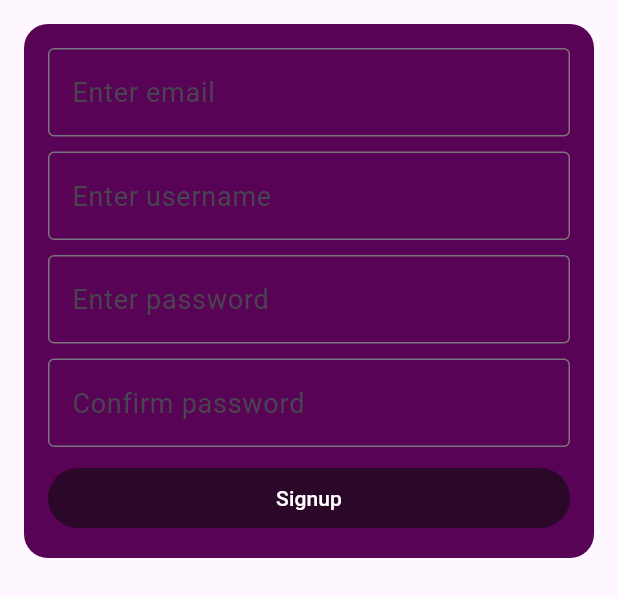
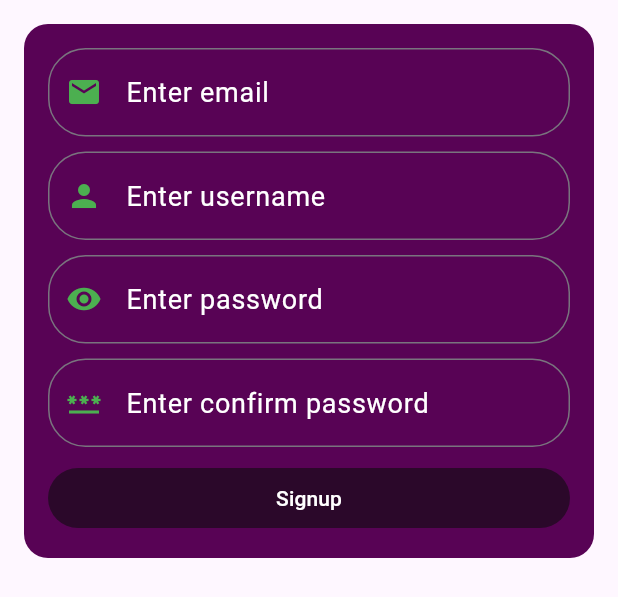
Before and after one commit to Uday-kiran9147/Traveller, a Flutter app: the SignupForm widget shown alone on an empty page, opened directly with empty values, on a phone screen of 412 x 824 dp. Shown: the top 597 px of the screen. Run offline on Flutter 3.47's test engine with Material 2 defaults, Android fonts, the light colour scheme and no system bars; our stand-ins replace animated_text_kit, bloc, cloud_firestore, equatable, firebase_auth, firebase_core and 9 more; accounts and stored records are empty; network calls fail; Roboto replaces fonts that are missing (roboto).

Commit message:
removed boilerplate code for Auth InputFields

```diff
--- a/lib/presentation/pages/auth/ui/widgets/loginform.dart
+++ b/lib/presentation/pages/auth/ui/widgets/loginform.dart
@@ -1,6 +1,7 @@
 // ignore_for_file: public_member_api_docs, sort_constructors_first
 import 'package:flutter/material.dart';
 import 'package:flutter_bloc/flutter_bloc.dart';
+
 import 'package:traveler/domain/usecases/reset_password.dart';
 import 'package:traveler/presentation/pages/auth/cubit/auth_cubit_cubit.dart';
 
@@ -35,22 +36,9 @@ class _LoginFormState extends State<LoginForm> {
         shrinkWrap: true,
         padding: const EdgeInsets.all(16.0),
         children: <Widget>[
-          TextField(
-            controller: _emailController,
-            decoration: const InputDecoration(
-              hintText: "Enter email",
-              border: OutlineInputBorder(),
-            ),
-          ),
+          TextFieldCustom(controller: _emailController,hint:"Enter email",icon: Icons.email,),
           const SizedBox(height: 10.0),
-          TextField(
-            controller: _passwordController,
-            obscureText: true,
-            decoration: const InputDecoration(
-              hintText: "Enter password",
-              border: OutlineInputBorder(),
-            ),
-          ),
+          TextFieldCustom(controller: _passwordController,hint:"Enter password",icon: Icons.lock,),
           const SizedBox(height: 10.0),
           ElevatedButton(
             style: ElevatedButton.styleFrom(
@@ -65,7 +53,6 @@ class _LoginFormState extends State<LoginForm> {
             onPressed: () async {
               BlocProvider.of<AuthCubitCubit>(context).authLoginEvent(
                   _emailController.text, _passwordController.text);
-              print("function called");
             },
           ),
           TextButton(
@@ -74,20 +61,14 @@ class _LoginFormState extends State<LoginForm> {
                   showresetfield = !showresetfield;
                 });
               },
-              child: const Text("Forgot Password?")),
+              child: const Text("Forgot Password?",style: TextStyle(color: Colors.orange),)),
           showresetfield
               ? Column(
                   children: [
-                    TextField(
-                      controller: _resetEmailController,
-                      decoration: const InputDecoration(
-                        hintText: "Enter reset-email",
-                        border: OutlineInputBorder(),
-                      ),
-                    ),
+          TextFieldCustom(controller: _resetEmailController,hint:"Enter reset-email",icon: Icons.restore,),
                     ElevatedButton(
                         style: ElevatedButton.styleFrom(
-                          backgroundColor: Colors.red,
+                          backgroundColor: Colors.green,
                           foregroundColor: Colors.white,
                           elevation: 0,
                           shape: RoundedRectangleBorder(
@@ -99,7 +80,7 @@ class _LoginFormState extends State<LoginForm> {
                           ResetPassword resetPassword =
                               ResetPassword(_resetEmailController.text);
                           resetPassword.resetPassword();
-                          print("Password reset link sent to your email");
+                          // print("Password reset link sent to your email");
                         })
                   ],
                 )
@@ -109,3 +90,29 @@ class _LoginFormState extends State<LoginForm> {
     );
   }
 }
+
+class TextFieldCustom extends StatelessWidget {
+
+  final TextEditingController controller;
+  final String hint;
+  final IconData icon;
+  final bool obscureText;
+  const TextFieldCustom({
+    Key? key,
+    this.obscureText=false,
+    required this.controller,
+    required this.hint,
+    required this.icon,
+  }) : super(key: key);
+
+  @override
+  Widget build(BuildContext context) {
+    return TextField(obscureText:obscureText ,
+      controller: controller,
+      decoration:  InputDecoration(prefixIcon: Icon(icon,color: Colors.green,),
+        hintText: hint,hintStyle:const TextStyle(color: Colors.white,),
+        border:const OutlineInputBorder(borderRadius: BorderRadius.all(Radius.circular(25.0))),
+      ),
+    );
+  }
+}
--- a/lib/presentation/pages/auth/ui/widgets/signinform.dart
+++ b/lib/presentation/pages/auth/ui/widgets/signinform.dart
@@ -2,6 +2,7 @@
 import 'package:flutter/material.dart';
 import 'package:flutter_bloc/flutter_bloc.dart';
 import 'package:traveler/presentation/pages/auth/cubit/auth_cubit_cubit.dart';
+import 'package:traveler/presentation/pages/auth/ui/widgets/loginform.dart';
 import 'package:traveler/presentation/widgets/snackbars.dart';
 
 class SignupForm extends StatefulWidget {
@@ -44,39 +45,13 @@ class _SignupFormState extends State<SignupForm> {
         shrinkWrap: true,
         padding: const EdgeInsets.all(16.0),
         children: <Widget>[
-          TextField(
-            controller: _emailController,
-            decoration: const InputDecoration(
-              hintText: "Enter email",
-              border: OutlineInputBorder(),
-            ),
-          ),
+          TextFieldCustom(controller: _emailController, hint: 'Enter email', icon: Icons.email),
           const SizedBox(height: 10.0),
-          TextField(
-            controller: _userNameController,
-            decoration: const InputDecoration(
-              hintText: "Enter username",
-              border: OutlineInputBorder(),
-            ),
-          ),
+          TextFieldCustom(controller: _userNameController,hint: "Enter username",icon: Icons.person,),
           const SizedBox(height: 10.0),
-          TextField(
-            controller: _passwordController,
-            obscureText: true,
-            decoration: const InputDecoration(
-              hintText: "Enter password",
-              border: OutlineInputBorder(),
-            ),
-          ),
+          TextFieldCustom(controller: _passwordController,hint: "Enter password",icon: Icons.remove_red_eye,obscureText: true,),
           const SizedBox(height: 10.0),
-          TextField(
-            controller: _confirmPasswordController,
-            obscureText: true,
-            decoration: const InputDecoration(
-              hintText: "Confirm password",
-              border: OutlineInputBorder(),
-            ),
-          ),
+          TextFieldCustom(controller: _confirmPasswordController,hint: "Enter confirm password",icon: Icons.password,obscureText: true,),
           const SizedBox(height: 10.0),
           ElevatedButton(
             style: ElevatedButton.styleFrom(
```
Also changed, not shown: lib/presentation/pages/auth/ui/widgets/text_field.dart (added).
